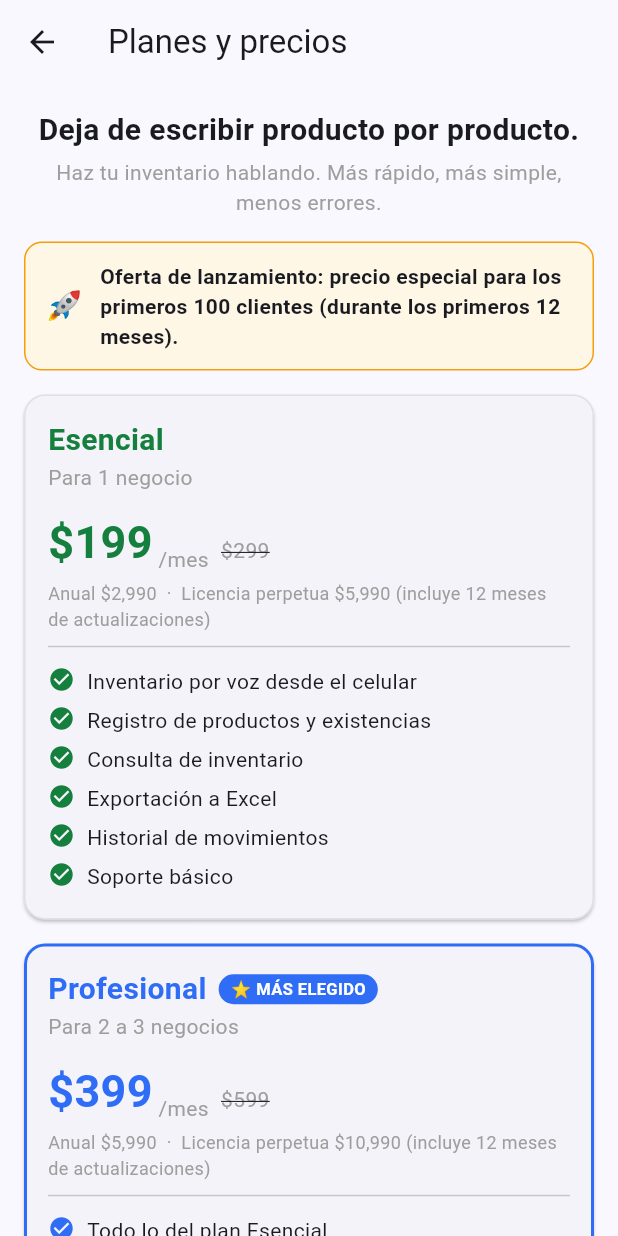
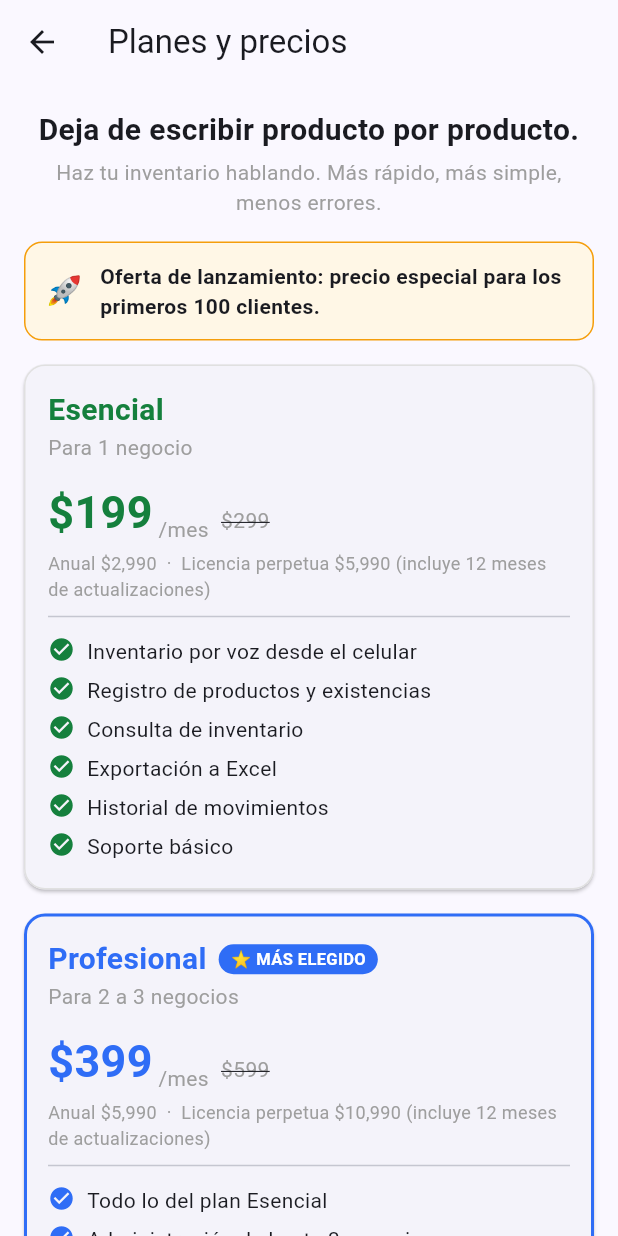
Before and after one commit to antoniogaps-star/agora-erp, a Flutter app: the QuickLoginScreen screen opened directly with empty values, after a tap on "Entrar", after a tap on "Ver planes y precios", on a phone screen of 412 x 824 dp. Run offline on Flutter 3.47's test engine with Material 3 defaults, Android fonts, the phone set to English and light mode, and no system bars; our stand-ins replace dio, drift, flutter_riverpod, flutter_secure_storage, permission_handler, share_plus and 1 more; missing offline and left inert: sqlcipher_flutter_libs, sqlite3; accounts and stored records are empty; generated files the repository leaves out were written again.

Commit message:
fix(auth): recortar contrasena consistente + recuperacion visible; texto de oferta
Login:
- Se recorta (trim) la contrasena de forma consistente en registro y en las dos
  pantallas de entrada. Un espacio invisible que agregue el teclado al registrar
  ya no provoca un "no coincide" al iniciar sesion despues (causa comun de
  "registre pero no me deja entrar").
- Si la entrada solo-contrasena falla, ahora el aviso de error muestra un boton
  prominente "Restablecer contrasena y entrar" (con la empresa y correo
  prellenados), para que la recuperacion sea obvia y nadie quede encerrado.

Billing:
- Texto de la oferta: "precio especial para los primeros 100 clientes." (se
  quita "durante los primeros 12 meses").

Nota: el recorte previene fallos FUTUROS; una cuenta ya registrada con una clave
distinta a la tecleada se recupera con "Restablecer contrasena" (secreto de admin).

Co-Authored-By: Claude Opus 4.8 <noreply@anthropic.com>

```diff
--- a/mobile/lib/features/auth/login_screen.dart
+++ b/mobile/lib/features/auth/login_screen.dart
@@ -52,7 +52,8 @@ class _LoginScreenState extends ConsumerState<LoginScreen> {
   Future<void> _submit() async {
     final company = _company.text.trim();
     final email = _email.text.trim().toLowerCase();
-    if (company.isEmpty || email.isEmpty || _password.text.isEmpty) {
+    final password = _password.text.trim(); // mismo recorte que en el registro
+    if (company.isEmpty || email.isEmpty || password.isEmpty) {
       setState(() => _error = 'Llena empresa, correo y contraseña.');
       return;
     }
@@ -67,7 +68,7 @@ class _LoginScreenState extends ConsumerState<LoginScreen> {
       await ref.read(authControllerProvider.notifier).login(
             companySlug: slugify(company),
             email: email,
-            password: _password.text,
+            password: password,
           );
       await store.saveLastLogin(company, email);
       // Éxito: el AuthGate cambia a la app; esta pantalla se cierra sola.
--- a/mobile/lib/features/auth/quick_login_screen.dart
+++ b/mobile/lib/features/auth/quick_login_screen.dart
@@ -32,7 +32,8 @@ class _QuickLoginScreenState extends ConsumerState<QuickLoginScreen> {
   }
 
   Future<void> _entrar() async {
-    if (_password.text.isEmpty) {
+    final password = _password.text.trim(); // mismo recorte que en el registro
+    if (password.isEmpty) {
       setState(() => _error = 'Escribe tu contraseña.');
       return;
     }
@@ -44,7 +45,7 @@ class _QuickLoginScreenState extends ConsumerState<QuickLoginScreen> {
       await ref.read(authControllerProvider.notifier).login(
             companySlug: slugify(widget.company),
             email: widget.email,
-            password: _password.text,
+            password: password,
           );
       // Éxito: el AuthGate cambia a la app.
     } catch (e) {
@@ -106,7 +107,29 @@ class _QuickLoginScreenState extends ConsumerState<QuickLoginScreen> {
                     color: const Color(0xFFFEE2E2),
                     borderRadius: BorderRadius.circular(8),
                   ),
-                  child: Text(_error!, style: const TextStyle(color: Color(0xFFB91C1C))),
+                  child: Column(
+                    crossAxisAlignment: CrossAxisAlignment.start,
+                    children: [
+                      Text(_error!, style: const TextStyle(color: Color(0xFFB91C1C))),
+                      const SizedBox(height: 8),
+                      // Si no logra entrar, la vía segura para recuperar el acceso es
+                      // ponerle una nueva contraseña (con el secreto de administrador).
+                      FilledButton.icon(
+                        onPressed: _loading
+                            ? null
+                            : () => Navigator.of(context).push(
+                                  MaterialPageRoute<void>(
+                                    builder: (_) => ResetPasswordScreen(
+                                      initialCompany: widget.company,
+                                      initialEmail: widget.email,
+                                    ),
+                                  ),
+                                ),
+                        icon: const Icon(Icons.lock_reset),
+                        label: const Text('Restablecer contraseña y entrar'),
+                      ),
+                    ],
+                  ),
                 ),
               ],
               const SizedBox(height: 20),
--- a/mobile/lib/features/auth/register_screen.dart
+++ b/mobile/lib/features/auth/register_screen.dart
@@ -35,7 +35,9 @@ class _RegisterScreenState extends ConsumerState<RegisterScreen> {
   Future<void> _submit() async {
     final name = _companyName.text.trim();
     final email = _email.text.trim().toLowerCase();
-    final password = _password.text;
+    // Se recorta la contraseña (igual que al entrar) para que un espacio invisible que
+    // agregue el teclado no cause un "no coincide" al iniciar sesión después.
+    final password = _password.text.trim();
     final companySlug = slugify(name);
 
     // Validación amigable antes de llamar al servidor.
--- a/mobile/lib/features/billing/pricing_screen.dart
+++ b/mobile/lib/features/billing/pricing_screen.dart
@@ -137,8 +137,7 @@ class PricingScreen extends StatelessWidget {
                 SizedBox(width: 10),
                 Expanded(
                   child: Text(
-                    'Oferta de lanzamiento: precio especial para los primeros 100 clientes '
-                    '(durante los primeros 12 meses).',
+                    'Oferta de lanzamiento: precio especial para los primeros 100 clientes.',
                     style: TextStyle(fontWeight: FontWeight.w600),
                   ),
                 ),
```
